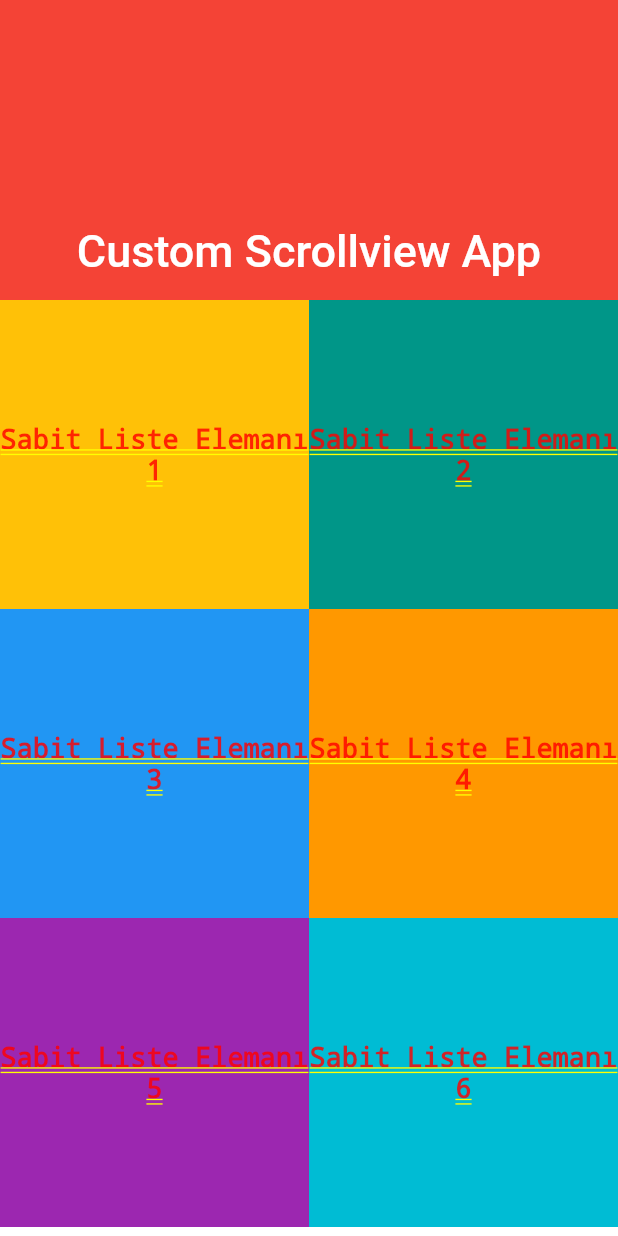
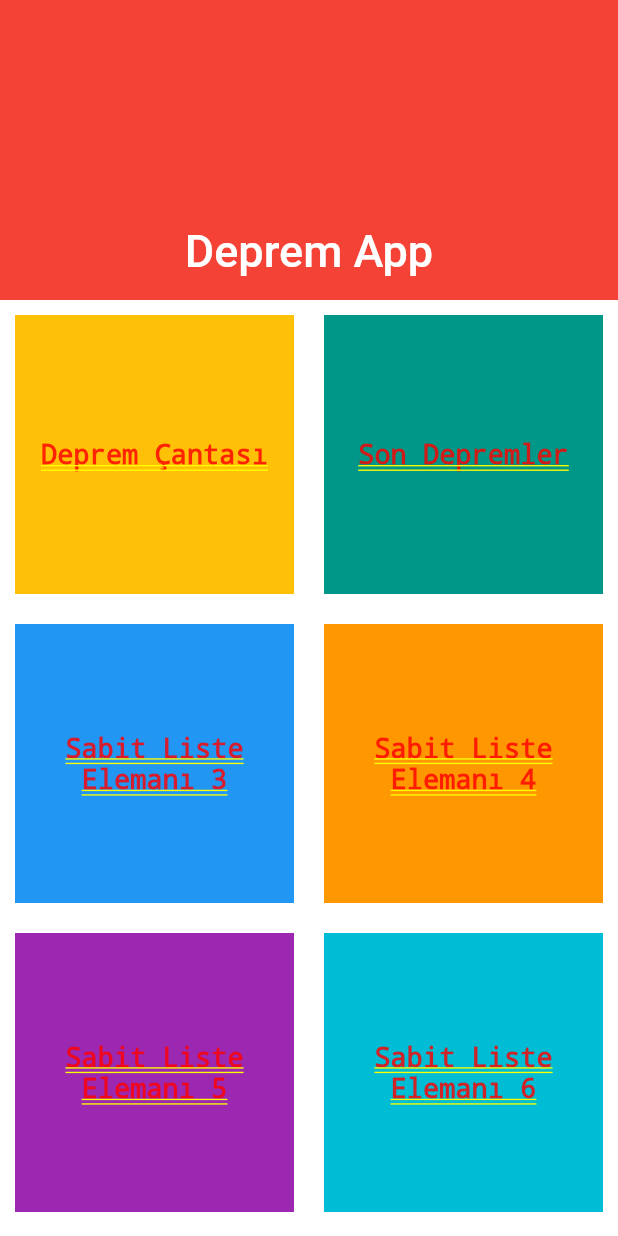
Before and after one commit to bartukaan/quake_flutter, a Flutter app: the screen it shows after launch, on a phone screen of 412 x 824 dp. Run offline on Flutter 3.47's test engine with Material 2 defaults, Android fonts, the phone set to English and light mode, and no system bars; our stand-ins replace firebase_messaging, flutter_local_notifications; missing offline and left inert: workmanager; accounts and stored records are empty.

Commit message:
[UPD]  -- liste elemanları düzenleme

```diff
--- a/lib/screens/home_screen.dart
+++ b/lib/screens/home_screen.dart
@@ -1,4 +1,8 @@
+
+
 import 'package:flutter/material.dart';
+import 'package:quake_flutter/screens/quake_bag.dart';
+
 
 class HomeScreen extends StatelessWidget {
   @override
@@ -12,7 +16,7 @@ class HomeScreen extends StatelessWidget {
           pinned: true,
           snap: false,
           flexibleSpace: FlexibleSpaceBar(
-            title: Text("Custom Scrollview App"),
+            title: Text("Deprem App"),
             centerTitle: true,
           /*  background: Image.asset(
               "assets/images/image.jpg",
@@ -27,7 +31,7 @@ class HomeScreen extends StatelessWidget {
         SliverGrid(
           gridDelegate:
           SliverGridDelegateWithFixedCrossAxisCount(crossAxisCount: 2),
-          delegate: SliverChildListDelegate(sabitListeElemanlari()),
+          delegate: SliverChildListDelegate(sabitListeElemanlari(context)),
         ),
 
 
@@ -37,32 +41,16 @@ class HomeScreen extends StatelessWidget {
   }
 
   //listeler için tanımlanmış elemanları döndüren fonksiyon
-  List<Widget> sabitListeElemanlari() {
+  List<Widget> sabitListeElemanlari(BuildContext context) {
     return [
-      Container(
-        height: 100,
-        color: Colors.amber,
-        alignment: Alignment.center,
-        child: Text(
-          "Sabit Liste Elemanı 1",
-          style: TextStyle(fontSize: 18),
-          textAlign: TextAlign.center,
-        ),
-      ),
-      Container(
-        height: 100,
-        color: Colors.teal,
-        alignment: Alignment.center,
-        child: Text(
-          "Sabit Liste Elemanı 2",
-          style: TextStyle(fontSize: 18),
-          textAlign: TextAlign.center,
-        ),
-      ),
+     _buildBagRequired(context),
+      _buildLastQuakes(context),
       Container(
         height: 100,
         color: Colors.blue,
         alignment: Alignment.center,
+        margin: EdgeInsets.all(10),
+        padding: EdgeInsets.all(10),
         child: Text(
           "Sabit Liste Elemanı 3",
           style: TextStyle(fontSize: 18),
@@ -73,6 +61,8 @@ class HomeScreen extends StatelessWidget {
         height: 100,
         color: Colors.orange,
         alignment: Alignment.center,
+        margin: EdgeInsets.all(10),
+        padding: EdgeInsets.all(10),
         child: Text(
           "Sabit Liste Elemanı 4",
           style: TextStyle(fontSize: 18),
@@ -83,6 +73,8 @@ class HomeScreen extends StatelessWidget {
         height: 100,
         color: Colors.purple,
         alignment: Alignment.center,
+        margin: EdgeInsets.all(10),
+        padding: EdgeInsets.all(10),
         child: Text(
           "Sabit Liste Elemanı 5",
           style: TextStyle(fontSize: 18),
@@ -92,6 +84,8 @@ class HomeScreen extends StatelessWidget {
       Container(
         height: 100,
         color: Colors.cyan,
+        margin: EdgeInsets.all(10),
+        padding: EdgeInsets.all(10),
         alignment: Alignment.center,
         child: Text(
           "Sabit Liste Elemanı 6",
@@ -102,6 +96,43 @@ class HomeScreen extends StatelessWidget {
     ];
   }
 
+  _buildLastQuakes(BuildContext context){
+    return       Container(
+      height: 100,
+      color: Colors.teal,
+      alignment: Alignment.center,
+      margin: EdgeInsets.all(10),
+      padding: EdgeInsets.all(10),
+      child: Text(
+        "Son Depremler",
+        style: TextStyle(fontSize: 18),
+        textAlign: TextAlign.center,
+      ),
+    );
+  }
 
+_buildBagRequired(BuildContext context){
+    return  /*InkWell(
+      onTap: () {
+        Navigator.push(context, MaterialPageRoute(
+            builder: (context) => QuakeBag()
+        ));
+      },
+
+      child:*/ Container(
+        margin: EdgeInsets.all(10),
+        padding: EdgeInsets.all(10),
+        height: 100,
+        color: Colors.amber,
+        alignment: Alignment.center,
+        //decoration: kBoxDecorationStyle,
+        child: Text(
+          "Deprem Çantası",
+          style: TextStyle(fontSize: 18),
+          textAlign: TextAlign.center,
+        ),
+      );
+ //   );
+}
 
 }
--- /dev/null
+++ b/lib/screens/quake_bag.dart
@@ -0,0 +1,13 @@
+import 'package:flutter/material.dart';
+
+class QuakeBag extends StatefulWidget {
+  @override
+  _QuakeBagState createState() => _QuakeBagState();
+}
+
+class _QuakeBagState extends State<QuakeBag> {
+  @override
+  Widget build(BuildContext context) {
+    return Container();
+  }
+}
--- a/lib/utilities/constants.dart
+++ b/lib/utilities/constants.dart
@@ -0,0 +1,13 @@
+import 'package:flutter/material.dart';
+
+final kBoxDecorationStyle = BoxDecoration(
+  color: Colors.black12,
+  borderRadius: BorderRadius.circular(10.0),
+  boxShadow: [
+    BoxShadow(
+      color: Colors.black12,
+      blurRadius: 6.0,
+      offset: Offset(0, 2),
+    ),
+  ],
+);
```
